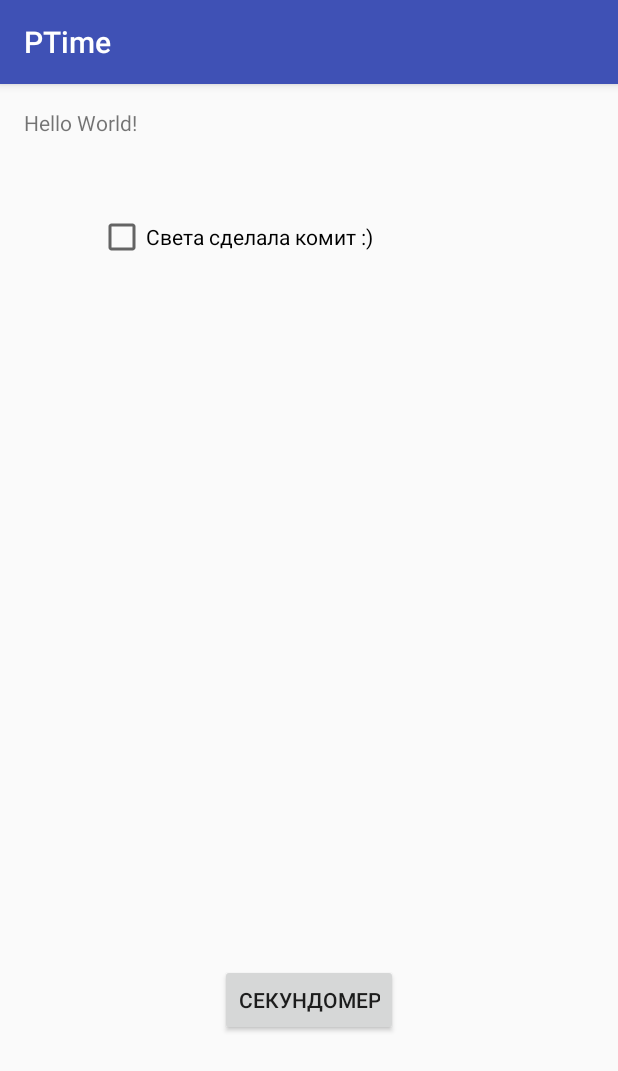
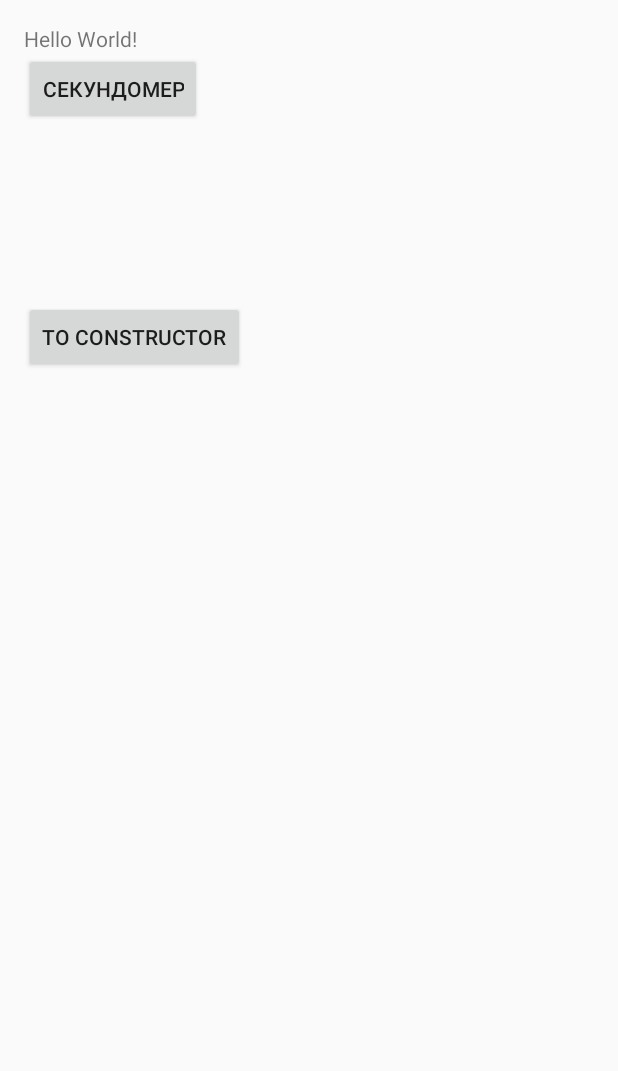
Before and after one commit to nyakuba/PTime, an Android app: the screen it shows after launch (HomeActivity), on a phone screen of 412 x 824 dp. Shown: the top 1071 px of the screen. Run offline under Robolectric (Android 15) with nearby library versions, the phone set to English and light mode, and no system bars.

Commit message:
sample drag and drop constructor ui

```diff
--- a/app/src/main/AndroidManifest.xml
+++ b/app/src/main/AndroidManifest.xml
@@ -20,6 +20,12 @@
                 <category android:name="android.intent.category.DEFAULT" />
             </intent-filter>
         </activity>
+        <activity android:name=".constructor.ConstructorActivity">
+            <intent-filter>
+                <action android:name="android.intent.action.CONSTRUCTOR" />
+                <category android:name="android.intent.category.DEFAULT" />
+            </intent-filter>
+        </activity>
     </application>
 
 </manifest>
--- a/app/src/main/java/ru/spbstu/ptime/HomeActivity.java
+++ b/app/src/main/java/ru/spbstu/ptime/HomeActivity.java
@@ -1,14 +1,18 @@
 package ru.spbstu.ptime;
 
+import android.app.Activity;
 import android.content.Intent;
 import android.support.v7.app.AppCompatActivity;
 import android.os.Bundle;
 import android.view.View;
 import android.widget.Button;
 
-public class HomeActivity extends AppCompatActivity {
+import ru.spbstu.ptime.constructor.ConstructorActivity;
+
+public class HomeActivity extends Activity {
 
     Button btnChrono; // объявление кнопки секундомера
+    Button toConstructor;
 
     @Override
     protected void onCreate(Bundle savedInstanceState) {
@@ -16,10 +20,16 @@ public class HomeActivity extends AppCompatActivity {
         setContentView(R.layout.activity_home);
 
         btnChrono = (Button) findViewById(R.id.btnChrono); // привязка id к кнопке секундомера
+        toConstructor = (Button) findViewById(R.id.btnToConstructor);
     }
 
     public void onChronoClick (View view){ // действие при нажатии на кнопку секундомера
         Intent intent = new Intent(this, ChronoActivity.class); // создание интента для нового класса (activity)
         startActivity(intent); // запуск созданного
     }
+
+    public void onToConstructorClick(View view) {
+        Intent intent = new Intent(this, ConstructorActivity.class); // создание интента для нового класса (activity)
+        startActivity(intent); // запуск созданного
+    }
 }
--- a/app/src/main/res/layout/activity_home.xml
+++ b/app/src/main/res/layout/activity_home.xml
@@ -1,5 +1,5 @@
 <?xml version="1.0" encoding="utf-8"?>
-<RelativeLayout xmlns:android="http://schemas.android.com/apk/res/android"
+<LinearLayout xmlns:android="http://schemas.android.com/apk/res/android"
     xmlns:tools="http://schemas.android.com/tools"
     android:id="@+id/activity_home"
     android:layout_width="match_parent"
@@ -8,23 +8,13 @@
     android:paddingLeft="@dimen/activity_horizontal_margin"
     android:paddingRight="@dimen/activity_horizontal_margin"
     android:paddingTop="@dimen/activity_vertical_margin"
-    tools:context="ru.spbstu.ptime.HomeActivity">
+    tools:context="ru.spbstu.ptime.HomeActivity"
+    android:orientation="vertical">
 
     <TextView
         android:layout_width="wrap_content"
         android:layout_height="wrap_content"
         android:text="Hello World!" />
-
-    <CheckBox
-        android:text="Света сделала комит :)"
-        android:layout_width="wrap_content"
-        android:layout_height="wrap_content"
-        android:layout_alignParentLeft="true"
-        android:layout_alignParentStart="true"
-        android:layout_marginLeft="49dp"
-        android:layout_marginStart="49dp"
-        android:layout_marginTop="70dp"
-        android:id="@+id/checkBox" />
 
     <Button
         android:text="Секундомер"
@@ -36,4 +26,14 @@
         android:layout_alignParentBottom="true"
         android:layout_centerHorizontal="true" />
 
-</RelativeLayout>
+    <Button
+        android:text="To constructor"
+        android:layout_width="wrap_content"
+        android:layout_height="wrap_content"
+        android:id="@+id/btnToConstructor"
+        android:layout_marginBottom="117dp"
+        android:onClick="onToConstructorClick"
+        android:layout_alignParentBottom="true"
+        android:layout_centerHorizontal="true" />
+
+</LinearLayout>
```
Also changed, not shown: app/src/main/java/ru/spbstu/ptime/constructor/ConstructorActivity.java (added, +114 -0 lines), app/src/main/java/ru/spbstu/ptime/constructor/ItemAdapter.java (added, +91 -0 lines), app/src/main/java/ru/spbstu/ptime/constructor/items/AddItem.java (added, +36 -0 lines), app/src/main/java/ru/spbstu/ptime/constructor/items/ListItem.java (added, +14 -0 lines), app/src/main/java/ru/spbstu/ptime/constructor/items/StopwatchItem.java (added, +51 -0 lines), app/src/main/java/ru/spbstu/ptime/constructor/items/TimerByIntervalItem.java (added, +56 -0 lines), app/src/main/res/layout/activity_constructor.xml (added, +14 -0 lines), app/src/main/res/layout/constructor_item.xml (added, +10 -0 lines).
